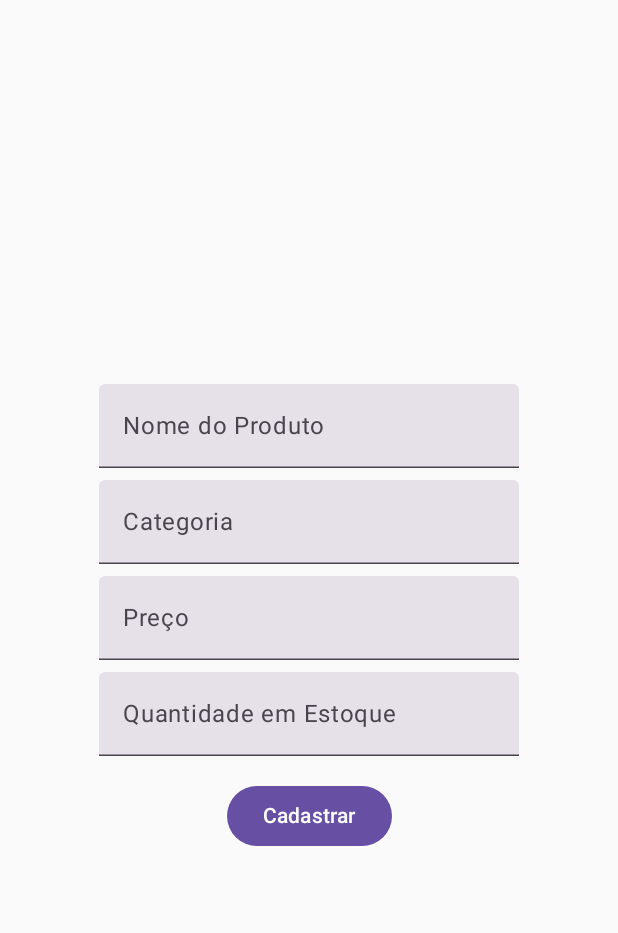
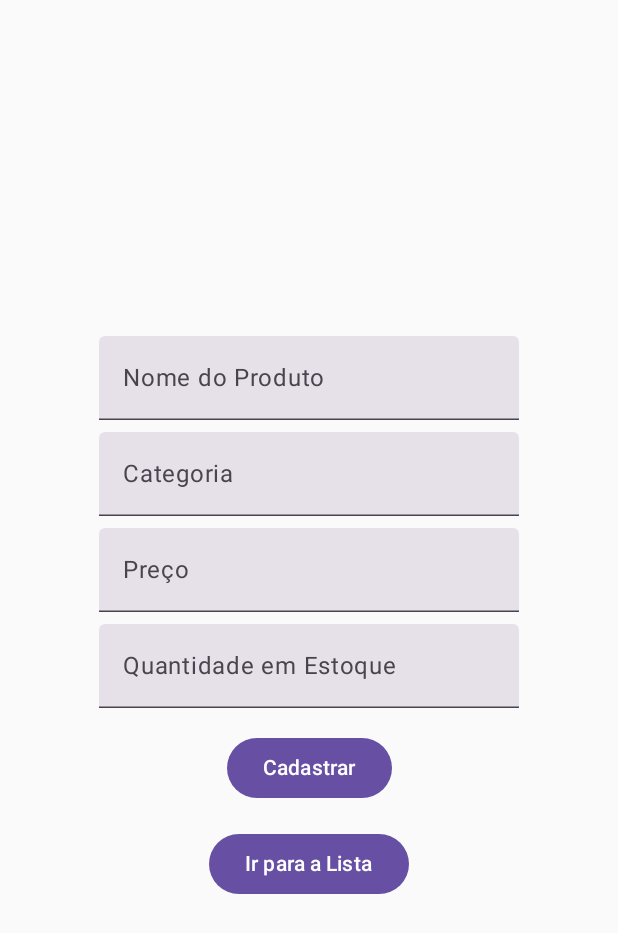
Before and after one commit to Thesca/AtividadePraticaKotlin, an Android app built with Jetpack Compose: the screen it shows after launch (MainActivity), on a phone screen of 412 x 824 dp. Shown: the top 933 px of the screen. Run offline under Robolectric (Android 15) with nearby library versions, the phone set to English and light mode, and no system bars.

```diff
--- a/app/src/main/java/com/example/atividadepratica/MainActivity.kt
+++ b/app/src/main/java/com/example/atividadepratica/MainActivity.kt
@@ -124,6 +124,13 @@ fun TelaCadastro(navController: NavController) {
         }) {
             Text("Cadastrar")
         }
+        Spacer(modifier = Modifier.height(16.dp))
+        Button(
+            onClick = { navController.navigate("listaProdutos") },
+            modifier = Modifier.align(Alignment.CenterHorizontally)
+        ) {
+            Text("Ir para a Lista")
+        }
     }
 }
 
@@ -174,7 +181,7 @@ fun TelaDetalhesProduto(navController: NavController, produtoNome: String) {
             verticalArrangement = Arrangement.Center,
             horizontalAlignment = Alignment.CenterHorizontally
         ) {
-            Text(text = "Detalhes do Produto")
+            Text(text = "Detalhes do Produto", fontSize = 20.sp)
             Spacer(modifier = Modifier.height(16.dp))
             Text(text = "Nome: ${produto.nome}")
             Text(text = "Categoria: ${produto.categoria}")
```
